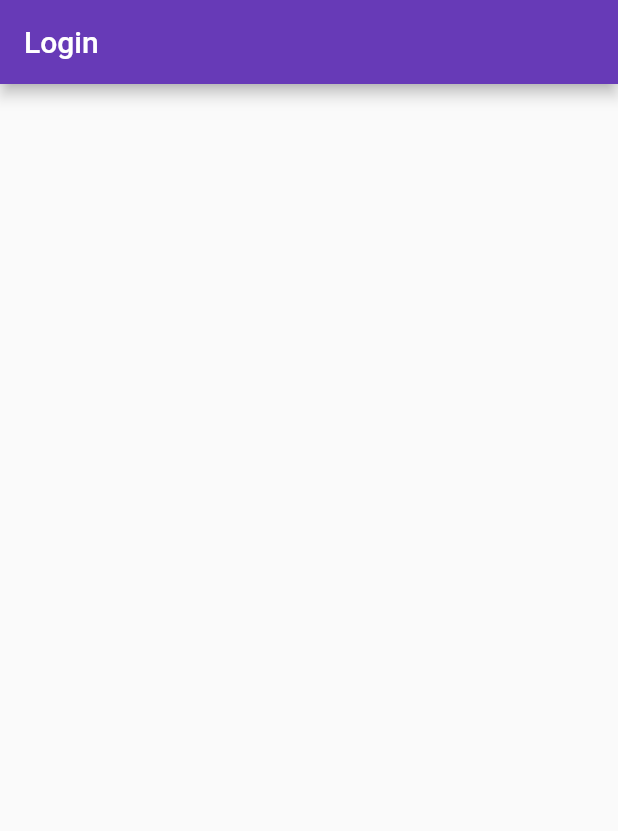
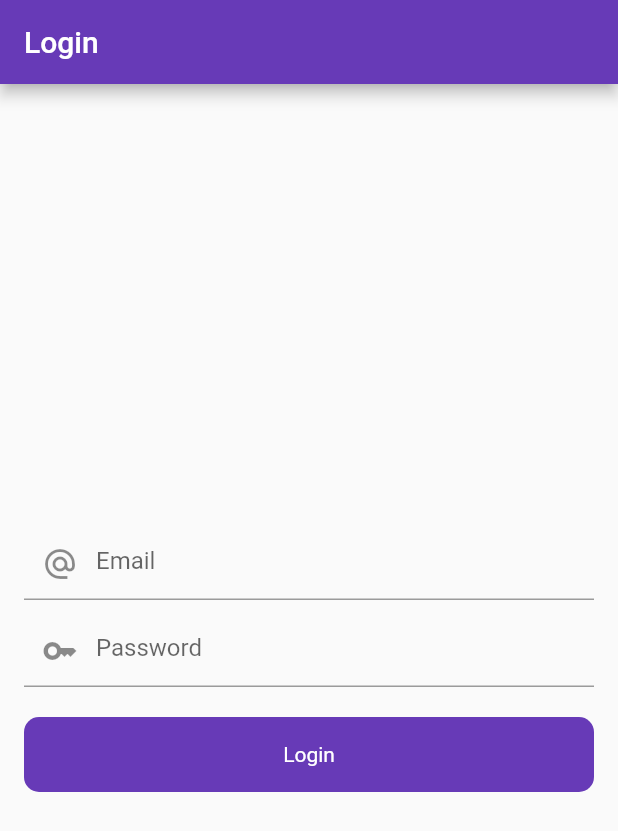
Before and after one commit to mdsoamd/firebase_the_tech_course, a Flutter app: the screen it shows after launch, on a phone screen of 412 x 824 dp. Shown: the top 831 px of the screen. Run offline on Flutter 3.47's test engine with Material 2 defaults, Android fonts, the phone set to English and light mode, and no system bars; our stand-ins replace firebase_core; accounts and stored records are empty.

Commit message:
Part-5 || Login Design Complete

```diff
--- a/lib/ui/auth/login_screen.dart
+++ b/lib/ui/auth/login_screen.dart
@@ -1,3 +1,6 @@
+import 'dart:math';
+
+import 'package:firebase_the_tech_course/widgets/round_button.dart';
 import 'package:flutter/material.dart';
 
 class LoginScreen extends StatefulWidget {
@@ -8,6 +11,18 @@ class LoginScreen extends StatefulWidget {
 }
 
 class _LoginScreenState extends State<LoginScreen> {
+  final emailController = TextEditingController();
+  final passwordlController = TextEditingController();
+  final _fomekey = GlobalKey<FormState>();
+
+  @override
+  void dispose() {
+    // TODO: implement dispose
+    super.dispose();
+    emailController.dispose();
+    passwordlController.dispose();
+  }
+
   @override
   Widget build(BuildContext context) {
     return Scaffold(
@@ -15,10 +30,69 @@ class _LoginScreenState extends State<LoginScreen> {
         automaticallyImplyLeading: false,
         title: Text("Login"),
       ),
-      body: Column(
-        children: [
+      body: Padding(
+        padding: const EdgeInsets.all(16.0),
+        child: Column(
+          mainAxisAlignment: MainAxisAlignment.center,
+          crossAxisAlignment: CrossAxisAlignment.center,
+          children: [
+            Form(
+                key: _fomekey,
+                child: Column(
+                  children: [
 
-        ],
+
+                    TextFormField(
+                      keyboardType: TextInputType.emailAddress,
+                      controller: emailController,
+                      decoration: InputDecoration(
+                          hintText: "Email",
+                          prefixIcon: Icon(Icons.alternate_email)),
+                      validator: ((value) {
+                        if (value!.isEmpty) {
+                          return 'Enter Email';
+                        } else if (!value.contains("@")) {
+                          return "Plrase Enter valid Email ";
+                        }
+                        return null;
+                      }),
+                    ),
+
+
+                    SizedBox(
+                      height: 10,
+                    ),
+
+
+                    TextFormField(
+                      controller: passwordlController,
+                      obscureText: true,
+                      decoration: InputDecoration(
+                          hintText: "Password", prefixIcon: Icon(Icons.key)),
+                      validator: ((value) {
+                        if (value!.isEmpty) {
+                          return 'Enter password';
+                        }
+                        return null;
+                      }),
+                    ),
+                  ],
+                )),
+
+
+            SizedBox(
+              height: 20,
+            ),
+
+
+            RoundButton(
+              title: "Login",
+              onTap: (() {
+                if (_fomekey.currentState!.validate()) {}
+              }),
+            )
+          ],
+        ),
       ),
     );
   }
--- /dev/null
+++ b/lib/widgets/round_button.dart
@@ -0,0 +1,23 @@
+import 'package:flutter/material.dart';
+
+
+class RoundButton extends StatelessWidget {
+  final String title;
+  final VoidCallback onTap;
+  const RoundButton({Key? key,required this.title,required this.onTap}) : super(key: key);
+
+  @override
+  Widget build(BuildContext context) {
+    return InkWell(
+      onTap: onTap,
+      child: Container(
+        height: 50,
+        decoration: BoxDecoration(
+          color: Colors.deepPurple,
+          borderRadius: BorderRadius.circular(10)
+        ),
+        child: Center(child: Text(title,style: TextStyle(color: Colors.white),)),
+      ),
+    );
+  }
+}
```
